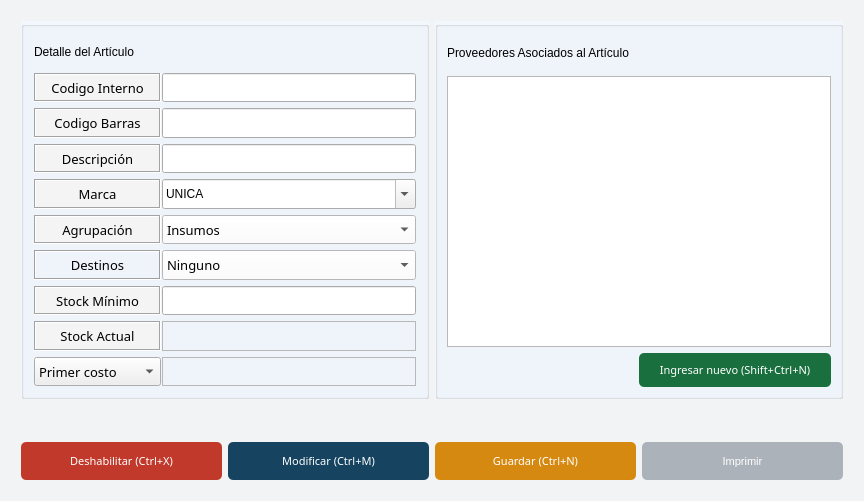
The window that gui/detalles/articulo_detalle.ui (Lonaris/Corupel) describes before a commit, drawn with Qt 5.
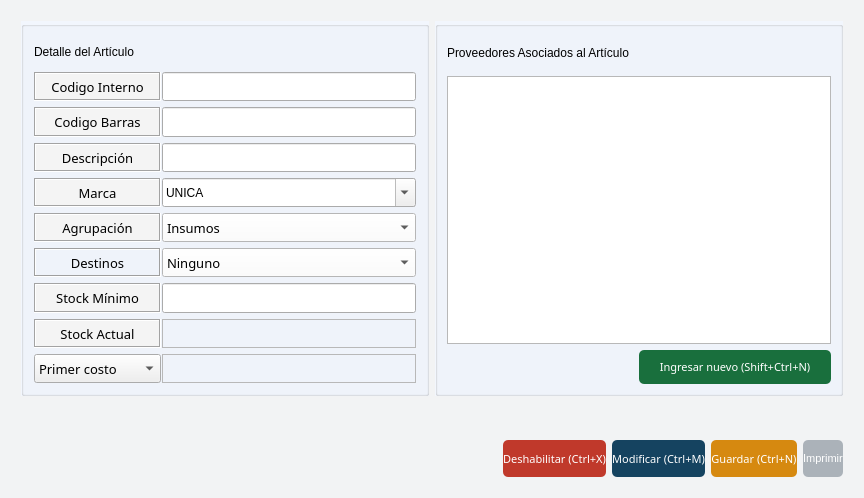
The same window after the commit. Icons and pictures are not drawn.

Diff of the .ui file:
```diff
--- a/gui/detalles/articulo_detalle.ui
+++ b/gui/detalles/articulo_detalle.ui
@@ -7,7 +7,7 @@
     <x>0</x>
     <y>0</y>
     <width>864</width>
-    <height>501</height>
+    <height>498</height>
    </rect>
   </property>
   <property name="sizePolicy">
@@ -1232,12 +1232,25 @@
       </spacer>
      </item>
      <item>
-      <layout class="QHBoxLayout" name="layout_botones" stretch="20,20,20,20">
+      <layout class="QHBoxLayout" name="layout_botones" stretch="0,20,20,20,20">
+       <item>
+        <spacer name="horizontalSpacer_3">
+         <property name="orientation">
+          <enum>Qt::Horizontal</enum>
+         </property>
+         <property name="sizeHint" stdset="0">
+          <size>
+           <width>40</width>
+           <height>20</height>
+          </size>
+         </property>
+        </spacer>
+       </item>
        <item>
         <widget class="QPushButton" name="btn_deshabilitar">
          <property name="sizePolicy">
-          <sizepolicy hsizetype="Expanding" vsizetype="Expanding">
-           <horstretch>0</horstretch>
+          <sizepolicy hsizetype="Fixed" vsizetype="Expanding">
+           <horstretch>10</horstretch>
            <verstretch>0</verstretch>
           </sizepolicy>
          </property>
@@ -1694,8 +1707,8 @@
        <item>
         <widget class="QPushButton" name="btn_modificar">
          <property name="sizePolicy">
-          <sizepolicy hsizetype="Expanding" vsizetype="Expanding">
-           <horstretch>0</horstretch>
+          <sizepolicy hsizetype="Fixed" vsizetype="Expanding">
+           <horstretch>10</horstretch>
            <verstretch>0</verstretch>
           </sizepolicy>
          </property>
@@ -1748,8 +1761,8 @@
        <item>
         <widget class="QPushButton" name="btn_nuevo">
          <property name="sizePolicy">
-          <sizepolicy hsizetype="Expanding" vsizetype="Expanding">
-           <horstretch>0</horstretch>
+          <sizepolicy hsizetype="Fixed" vsizetype="Expanding">
+           <horstretch>10</horstretch>
            <verstretch>0</verstretch>
           </sizepolicy>
          </property>
@@ -1802,8 +1815,8 @@
        <item>
         <widget class="QPushButton" name="btn_imprimir">
          <property name="sizePolicy">
-          <sizepolicy hsizetype="Expanding" vsizetype="Expanding">
-           <horstretch>0</horstretch>
+          <sizepolicy hsizetype="Fixed" vsizetype="Expanding">
+           <horstretch>10</horstretch>
            <verstretch>0</verstretch>
           </sizepolicy>
          </property>
```
Left out of the diff: 7 changed lines with no effect on the pictures.
